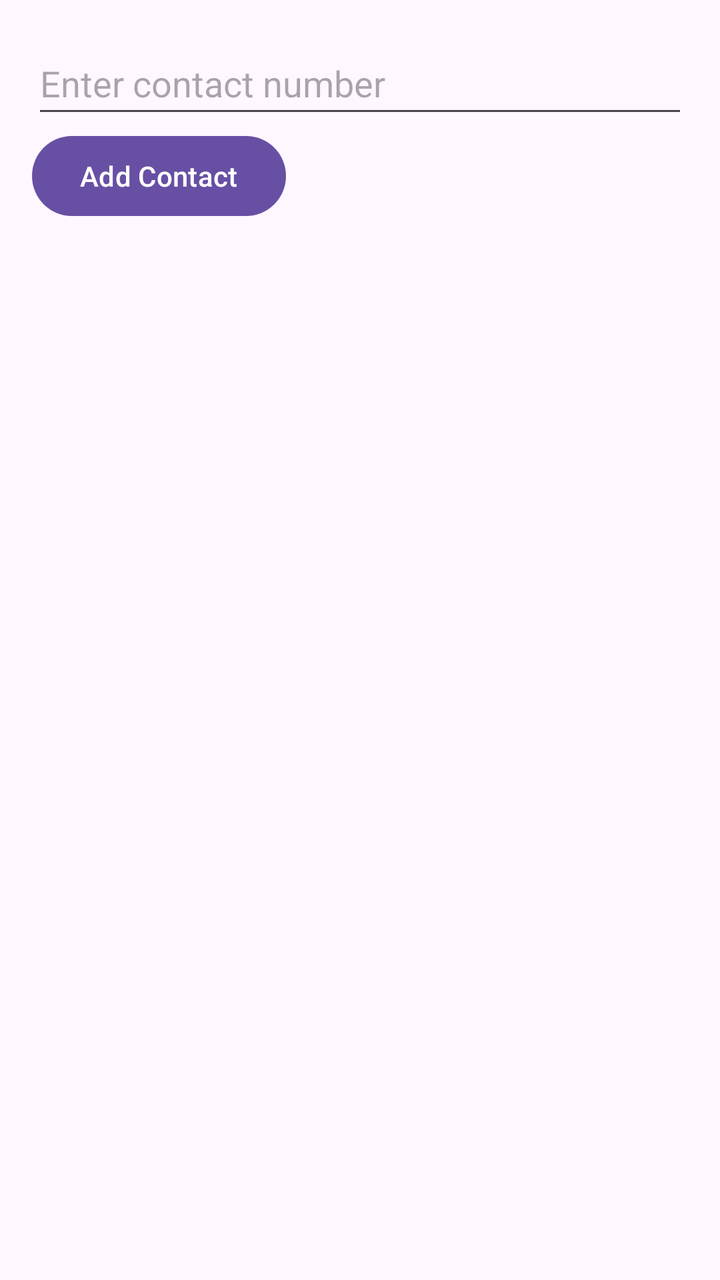
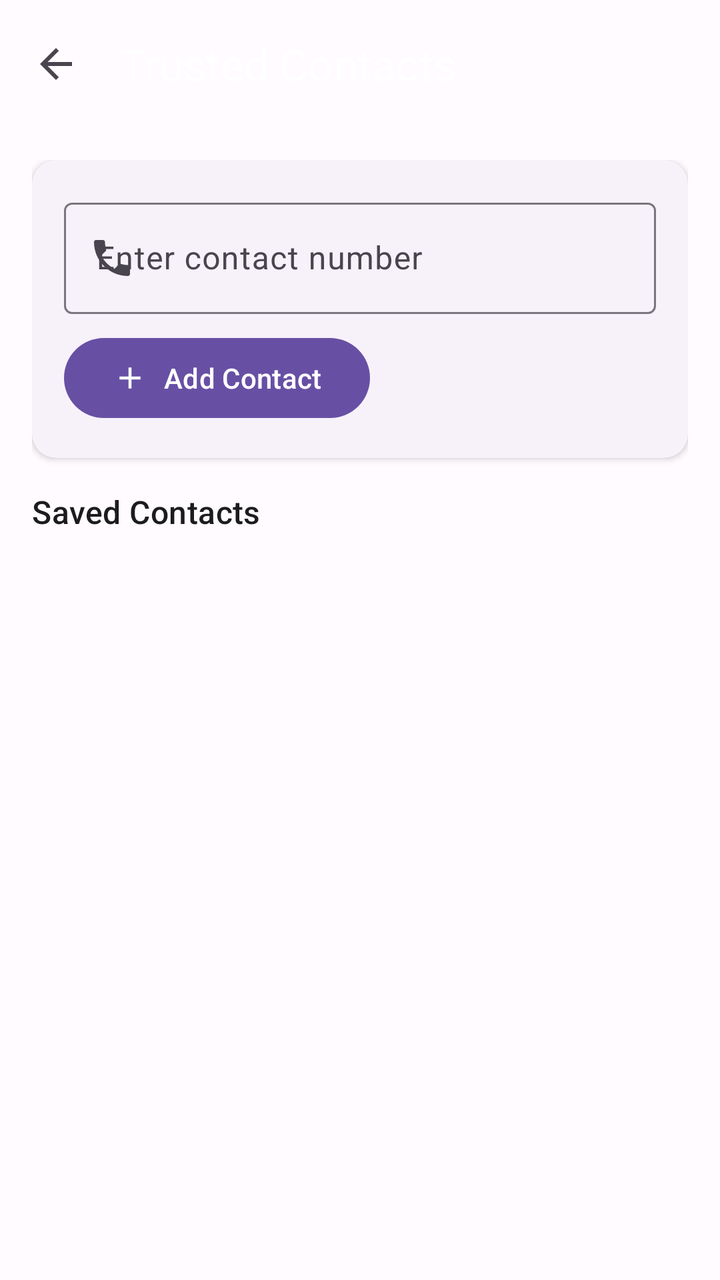

Before-and-after screenshots of an Android layout around one commit, followed by the original layout XML and the change that was made.
<!-- AndroidManifest.xml: activity theme Theme.Empoweress -->
<!-- res/layout/activity_setting.xml -->
<?xml version="1.0" encoding="utf-8"?>
<LinearLayout xmlns:android="http://schemas.android.com/apk/res/android"
    xmlns:tools="http://schemas.android.com/tools"
    android:layout_width="match_parent"
    android:layout_height="match_parent"
    android:orientation="vertical"
    android:padding="16dp"
    tools:context=".SettingActivity">

    <EditText
        android:id="@+id/etContact"
        android:layout_width="match_parent"
        android:layout_height="48dp"
        android:hint="Enter contact number"
        android:inputType="phone" />

    <Button
        android:id="@+id/btnAddContact"
        android:layout_width="wrap_content"
        android:layout_height="wrap_content"
        android:text="Add Contact" />

    <ListView
        android:id="@+id/lvContacts"
        android:layout_width="match_parent"
        android:layout_height="wrap_content" />

</LinearLayout>
<!-- resources referenced by this layout -->
<resources>
  <style name="Theme.Empoweress" parent="Base.Theme.Empoweress" />
  <style name="Base.Theme.Empoweress" parent="Theme.Material3.DayNight.NoActionBar">
          
          
      </style>
</resources>

<!-- the commit's change to res/layout/activity_setting.xml (unified diff, before → after) -->
@@ -1,28 +1,85 @@
 <?xml version="1.0" encoding="utf-8"?>
-<LinearLayout xmlns:android="http://schemas.android.com/apk/res/android"
+<androidx.coordinatorlayout.widget.CoordinatorLayout xmlns:android="http://schemas.android.com/apk/res/android"
+    xmlns:app="http://schemas.android.com/apk/res-auto"
     xmlns:tools="http://schemas.android.com/tools"
     android:layout_width="match_parent"
     android:layout_height="match_parent"
-    android:orientation="vertical"
-    android:padding="16dp"
+    android:background="?attr/colorSurface"
     tools:context=".SettingActivity">
 
-    <EditText
-        android:id="@+id/etContact"
+    <com.google.android.material.appbar.AppBarLayout
         android:layout_width="match_parent"
-        android:layout_height="48dp"
-        android:hint="Enter contact number"
-        android:inputType="phone" />
+        android:layout_height="wrap_content">
 
-    <Button
-        android:id="@+id/btnAddContact"
-        android:layout_width="wrap_content"
-        android:layout_height="wrap_content"
-        android:text="Add Contact" />
+        <com.google.android.material.appbar.MaterialToolbar
+            android:id="@+id/toolbar"
+            android:layout_width="match_parent"
+            android:layout_height="?attr/actionBarSize"
+            app:title="Trusted Contacts"
+            app:titleTextColor="?attr/colorOnPrimary"
+            app:navigationIcon="@drawable/ic_arrow_back" />
+    </com.google.android.material.appbar.AppBarLayout>
 
-    <ListView
-        android:id="@+id/lvContacts"
+    <LinearLayout
         android:layout_width="match_parent"
-        android:layout_height="wrap_content" />
+        android:layout_height="match_parent"
+        android:orientation="vertical"
+        android:padding="16dp"
+        app:layout_behavior="@string/appbar_scrolling_view_behavior">
 
-</LinearLayout>
+        <com.google.android.material.card.MaterialCardView
+            android:layout_width="match_parent"
+            android:layout_height="wrap_content"
+            app:cardElevation="2dp"
+            app:cardCornerRadius="12dp"
+            style="@style/Widget.Material3.CardView.Elevated"
+            android:layout_marginBottom="16dp">
+
+            <LinearLayout
+                android:layout_width="match_parent"
+                android:layout_height="wrap_content"
+                android:orientation="vertical"
+                android:padding="16dp">
+
+                <com.google.android.material.textfield.TextInputLayout
+                    android:id="@+id/tilContact"
+                    android:layout_width="match_parent"
+                    android:layout_height="wrap_content"
+                    android:hint="Enter contact number"
+                    app:startIconDrawable="@drawable/ic_phone"
+                    style="@style/Widget.Material3.TextInputLayout.OutlinedBox">
+
+                    <com.google.android.material.textfield.TextInputEditText
+                        android:id="@+id/etContact"
+                        android:layout_width="match_parent"
+                        android:layout_height="wrap_content"
+                        android:inputType="phone" />
+                </com.google.android.material.textfield.TextInputLayout>
+
+                <com.google.android.material.button.MaterialButton
+                    android:id="@+id/btnAddContact"
+                    android:layout_width="wrap_content"
+                    android:layout_height="wrap_content"
+                    android:layout_marginTop="8dp"
+                    android:text="Add Contact"
+                    app:icon="@drawable/ic_add"
+                    style="@style/Widget.Material3.Button" />
+            </LinearLayout>
+        </com.google.android.material.card.MaterialCardView>
+
+        <TextView
+            android:layout_width="match_parent"
+            android:layout_height="wrap_content"
+            android:text="Saved Contacts"
+            android:textColor="?attr/colorOnSurface"
+            android:textAppearance="@style/TextAppearance.Material3.TitleMedium"
+            android:layout_marginBottom="8dp"/>
+
+        <androidx.recyclerview.widget.RecyclerView
+            android:id="@+id/rvContacts"
+            android:layout_width="match_parent"
+            android:layout_height="0dp"
+            android:layout_weight="1" />
+    </LinearLayout>
+
+</androidx.coordinatorlayout.widget.CoordinatorLayout>
<!-- resource entries referenced after the edit -->
@@ -1,9 +1,81 @@
 <!-- resources referenced by this layout -->
 <resources>
-  <style name="Theme.Empoweress" parent="Base.Theme.Empoweress" />
-  <style name="Base.Theme.Empoweress" parent="Theme.Material3.DayNight.NoActionBar">
-          
-          
+  <!-- drawable ic_add (drawable) -->
+  <?xml version="1.0" encoding="utf-8"?>
+  <vector xmlns:android="http://schemas.android.com/apk/res/android"
+      android:width="24dp"
+      android:height="24dp"
+      android:viewportWidth="24"
+      android:viewportHeight="24"
+      android:tint="?attr/colorControlNormal">
+      <path
+          android:fillColor="@android:color/white"
+          android:pathData="M19,13h-6v6h-2v-6H5v-2h6V5h2v6h6v2z"/>
+  </vector>
+  <!-- drawable ic_arrow_back (drawable) -->
+  <?xml version="1.0" encoding="utf-8"?>
+  <vector xmlns:android="http://schemas.android.com/apk/res/android"
+      android:width="24dp"
+      android:height="24dp"
+      android:viewportWidth="24"
+      android:viewportHeight="24"
+      android:tint="?attr/colorControlNormal"
+      android:autoMirrored="true">
+      <path
+          android:fillColor="@android:color/white"
+          android:pathData="M20,11H7.83l5.59,-5.59L12,4l-8,8 8,8 1.41,-1.41L7.83,13H20v-2z"/>
+  </vector>
+  <!-- drawable ic_phone (drawable) -->
+  <?xml version="1.0" encoding="utf-8"?>
+  <vector xmlns:android="http://schemas.android.com/apk/res/android"
+      android:width="24dp"
+      android:height="24dp"
+      android:viewportWidth="24"
+      android:viewportHeight="24"
+      android:tint="?attr/colorControlNormal">
+      <path
+          android:fillColor="@android:color/white"
+          android:pathData="M6.62,10.79c1.44,2.83 3.76,5.14 6.59,6.59l2.2,-2.2c0.27,-0.27 0.67,-0.36 1.02,-0.24 1.12,0.37 2.33,0.57 3.57,0.57 0.55,0 1,0.45 1,1V20c0,0.55 -0.45,1 -1,1 -9.39,0 -17,-7.61 -17,-17 0,-0.55 0.45,-1 1,-1h3.5c0.55,0 1,0.45 1,1 0,1.25 0.2,2.45 0.57,3.57 0.11,0.35 0.03,0.74 -0.25,1.02l-2.2,2.2z"/>
+  </vector>
+  <style name="Theme.Empoweress" parent="Theme.Material3.Light.NoActionBar">
+          <item name="colorPrimary">@color/md_theme_primary</item>
+          <item name="colorOnPrimary">@color/md_theme_onPrimary</item>
+          <item name="colorPrimaryContainer">@color/md_theme_primaryContainer</item>
+          <item name="colorOnPrimaryContainer">@color/md_theme_onPrimaryContainer</item>
+          <item name="colorSecondary">@color/md_theme_secondary</item>
+          <item name="colorOnSecondary">@color/md_theme_onSecondary</item>
+          <item name="colorSecondaryContainer">@color/md_theme_secondaryContainer</item>
+          <item name="colorOnSecondaryContainer">@color/md_theme_onSecondaryContainer</item>
+          <item name="colorTertiary">@color/md_theme_tertiary</item>
+          <item name="colorOnTertiary">@color/md_theme_onTertiary</item>
+          <item name="colorTertiaryContainer">@color/md_theme_tertiaryContainer</item>
+          <item name="colorOnTertiaryContainer">@color/md_theme_onTertiaryContainer</item>
+          <item name="android:colorBackground">@color/md_theme_background</item>
+          <item name="colorOnBackground">@color/md_theme_onBackground</item>
+          <item name="colorSurface">@color/md_theme_surface</item>
+          <item name="colorOnSurface">@color/md_theme_onSurface</item>
+          <item name="colorSurfaceVariant">@color/md_theme_surfaceVariant</item>
+          <item name="colorOnSurfaceVariant">@color/md_theme_onSurfaceVariant</item>
+          <item name="colorOutline">@color/md_theme_outline</item>
       </style>
+  <color name="md_theme_primary">#6750A4</color>
+  <color name="md_theme_onPrimary">#FFFFFF</color>
+  <color name="md_theme_primaryContainer">#EADDFF</color>
+  <color name="md_theme_onPrimaryContainer">#21005E</color>
+  <color name="md_theme_secondary">#9C4146</color>
+  <color name="md_theme_onSecondary">#FFFFFF</color>
+  <color name="md_theme_secondaryContainer">#FFDAD9</color>
+  <color name="md_theme_onSecondaryContainer">#40000A</color>
+  <color name="md_theme_tertiary">#386A1F</color>
+  <color name="md_theme_onTertiary">#FFFFFF</color>
+  <color name="md_theme_tertiaryContainer">#B8F397</color>
+  <color name="md_theme_onTertiaryContainer">#0C2000</color>
+  <color name="md_theme_background">#FFFBFF</color>
+  <color name="md_theme_onBackground">#1C1B1E</color>
+  <color name="md_theme_surface">#FFFBFF</color>
+  <color name="md_theme_onSurface">#1C1B1E</color>
+  <color name="md_theme_surfaceVariant">#E7E0EB</color>
+  <color name="md_theme_onSurfaceVariant">#49454E</color>
+  <color name="md_theme_outline">#7A757F</color>
 </resources>
 
